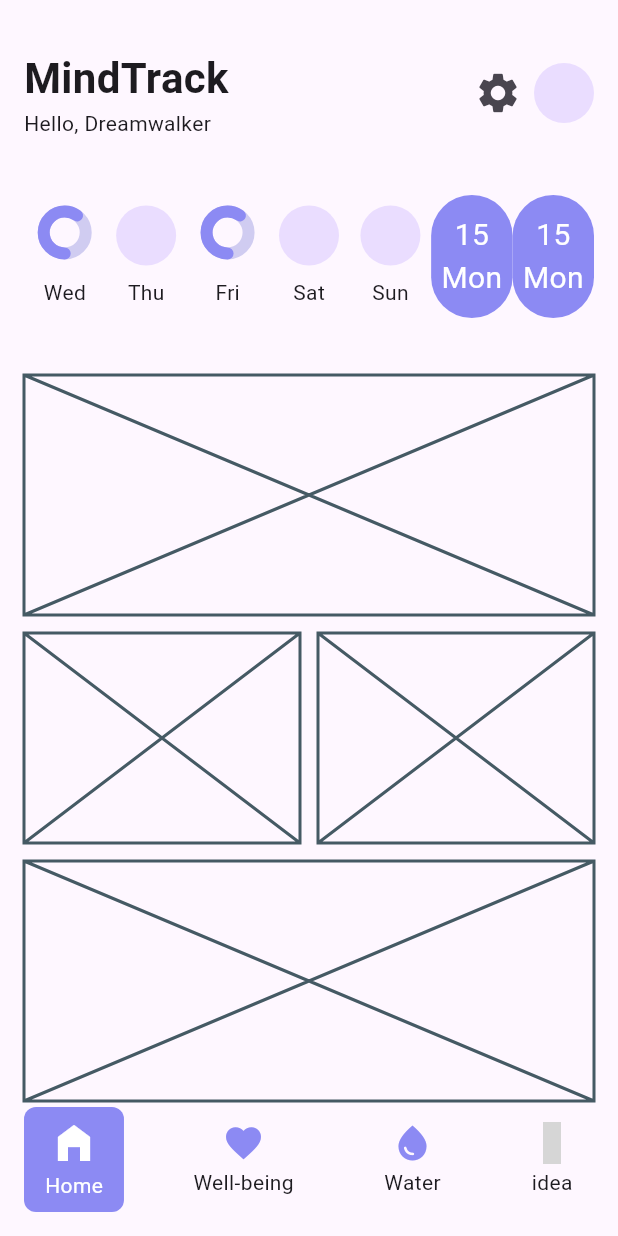
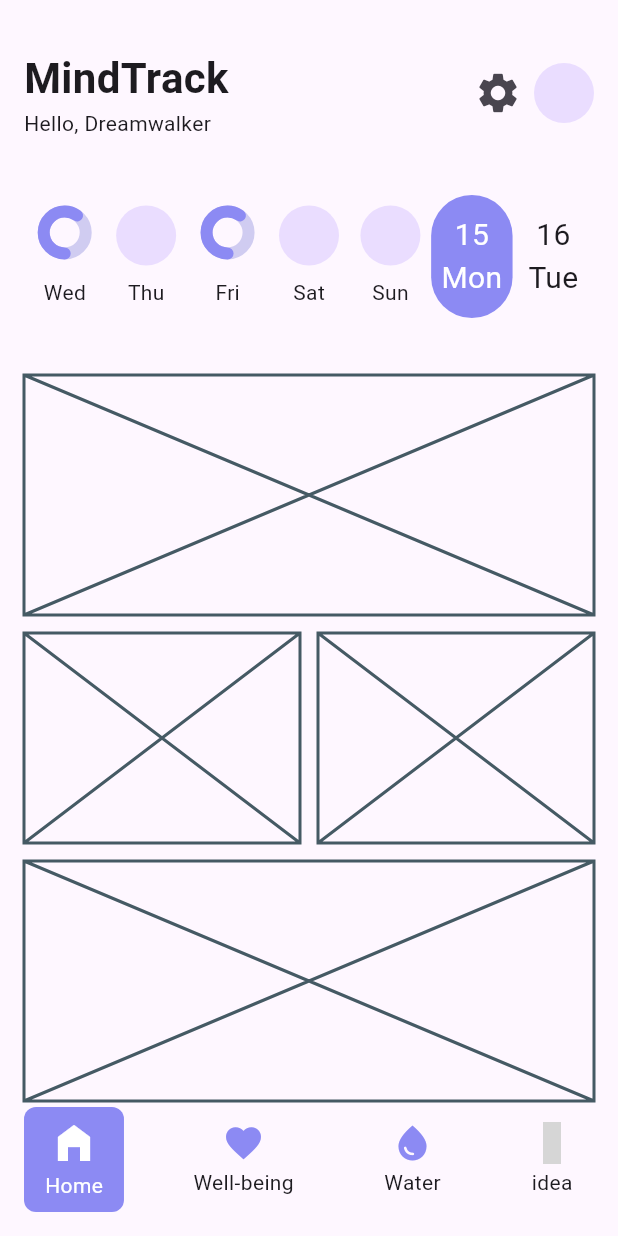
Before and after one commit to JAICHANGPARK/flutter_notebook_chapter_43, a Flutter app: the HabitJournalMainScreen screen opened directly, on a phone screen of 412 x 824 dp. Run offline on Flutter 3.47's test engine with Material 3 defaults, Android fonts, the phone set to English and light mode, and no system bars; drawn by our look-alikes of percent_indicator; our stand-ins replace gap, hugeicons; grey boxes are pictures that could not be loaded.

Commit message:
Update habit_journal_home_screen.dart

```diff
--- a/lib/ep2173_habit_journal_app/ui/home/habit_journal_home_screen.dart
+++ b/lib/ep2173_habit_journal_app/ui/home/habit_journal_home_screen.dart
@@ -203,10 +203,10 @@ class _HabitJournalHomeScreenState extends State<HabitJournalHomeScreen> {
                     ),
                     Expanded(
                       child: Container(
-                        decoration: ShapeDecoration(
-                          color: HabitAppTheme.primary,
-                          shape: StadiumBorder(),
-                        ),
+                        // decoration: ShapeDecoration(
+                        //   color: HabitAppTheme.primary,
+                        //   shape: StadiumBorder(),
+                        // ),
                         child: Column(
                           mainAxisAlignment: MainAxisAlignment.center,
                           children: [
@@ -220,18 +220,18 @@ class _HabitJournalHomeScreenState extends State<HabitJournalHomeScreen> {
                             //   progressColor: HabitAppTheme.primary,
                             // ),
                             Text(
-                              "15",
+                              "16",
                               style: TextStyle(
                                 fontSize: 20,
-                                color: Colors.white,
+                                // color: Colors.white,
                               ),
                             ),
                             // Gap(8),
                             Text(
-                              "Mon",
+                              "Tue",
                               style: TextStyle(
                                 fontSize: 20,
-                                color: Colors.white,
+                                // color: Colors.white,
                               ),
                             )
                           ],
```
